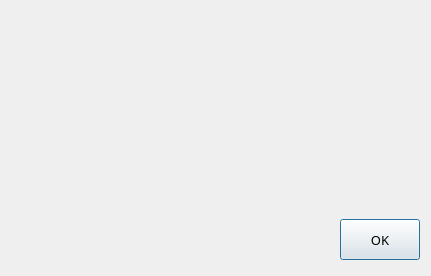
First picture: the form in dialog.ui, repository Joya-Chen/eyeT, before the edit.
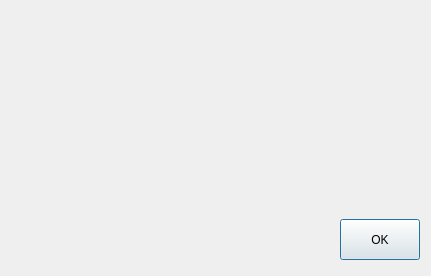
Second picture: the form after the edit. Icons and pictures are not drawn.

The edit to the form file:
```diff
--- a/dialog.ui
+++ b/dialog.ui
@@ -12,8 +12,8 @@
   </property>
   <property name="font">
    <font>
-    <family>微軟正黑體</family>
-    <pointsize>10</pointsize>
+    <family>Segoe UI</family>
+    <pointsize>9</pointsize>
     <stylestrategy>PreferAntialias</stylestrategy>
    </font>
   </property>
@@ -32,6 +32,13 @@
      <height>41</height>
     </rect>
    </property>
+   <property name="font">
+    <font>
+     <family>Microsoft JhengHei UI</family>
+     <pointsize>9</pointsize>
+     <stylestrategy>PreferAntialias</stylestrategy>
+    </font>
+   </property>
    <property name="text">
     <string>OK</string>
    </property>
```
Left out of the diff: 7 changed lines with no effect on the pictures.
